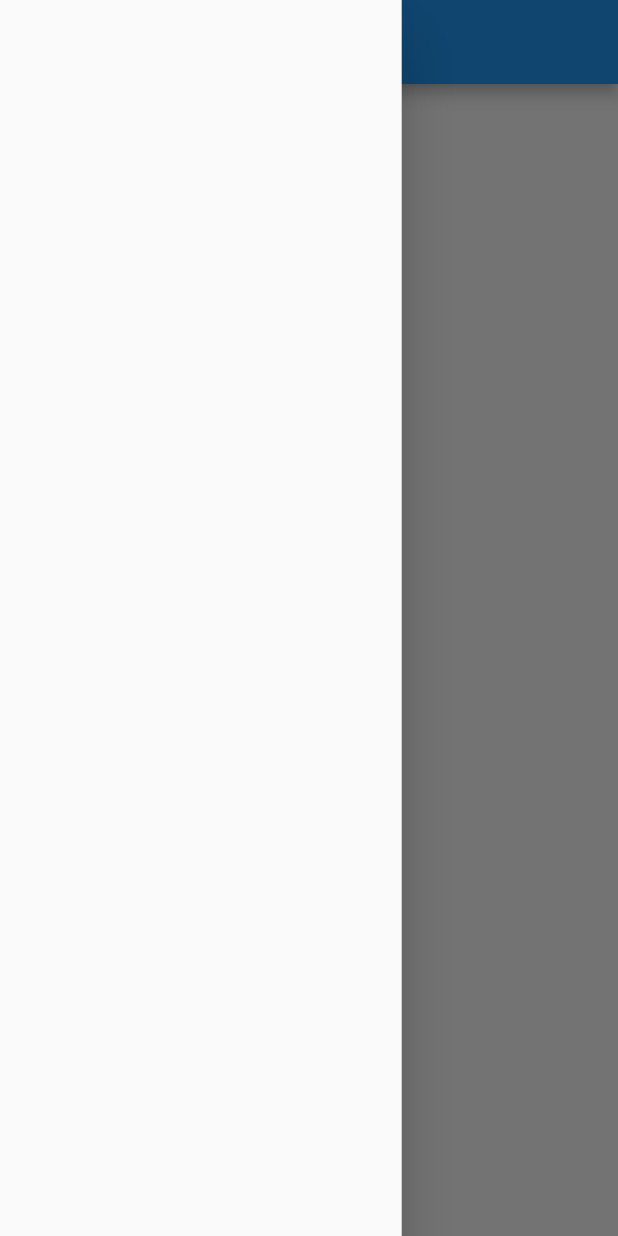
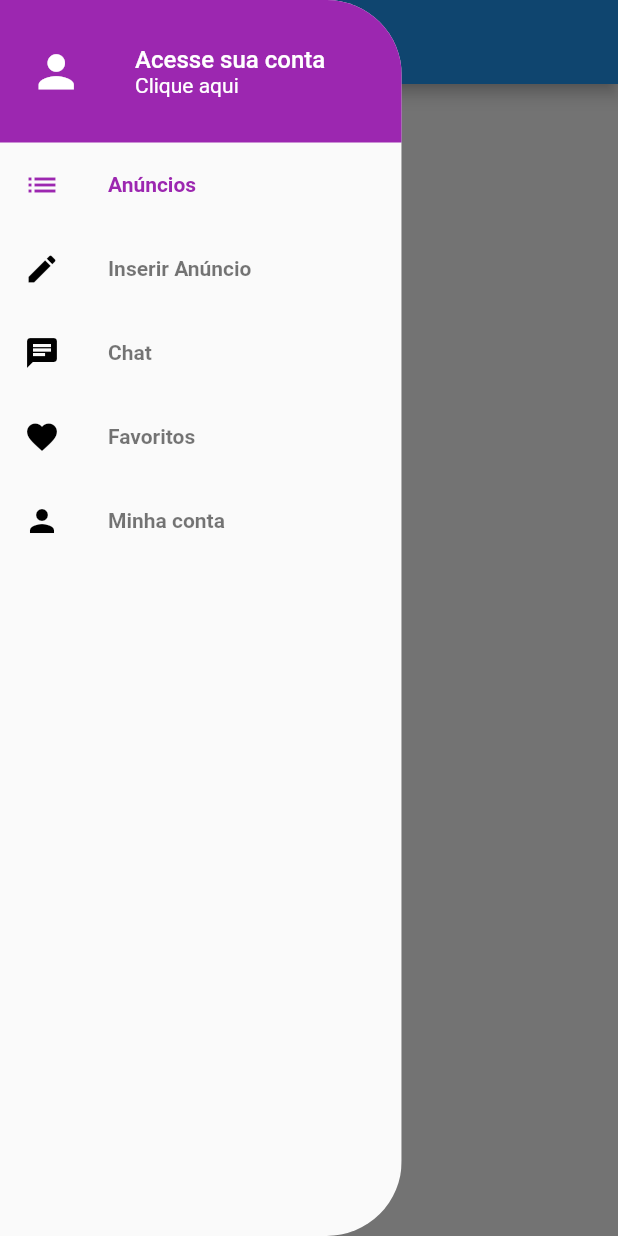
Before and after one commit to brenomacedo/flutter_ccheap, a Flutter app: the screen it shows after launch, with the side drawer open, on a phone screen of 412 x 824 dp. Run offline on Flutter 3.47's test engine with Material 2 defaults, Android fonts, the phone set to English and light mode, and no system bars; our stand-ins replace parse_server_sdk_flutter.

Commit message:
custom_drawer

```diff
--- a/lib/components/custom_drawer.dart
+++ /dev/null
@@ -1,13 +0,0 @@
-import 'package:flutter/material.dart';
-
-class CustomDrawer extends StatelessWidget {
-  @override
-  Widget build(BuildContext context) {
-    return SizedBox(
-      width: MediaQuery.of(context).size.width * 0.65,
-      child: Drawer(
-
-      )
-    );
-  }
-}
--- /dev/null
+++ b/lib/components/custom_drawer/custom_drawer.dart
@@ -0,0 +1,23 @@
+import 'package:flutter/material.dart';
+import 'package:xlo_mobx/components/custom_drawer/custom_drawer_header.dart';
+import 'package:xlo_mobx/components/custom_drawer/page_section.dart';
+
+class CustomDrawer extends StatelessWidget {
+  @override
+  Widget build(BuildContext context) {
+    return ClipRRect(
+      borderRadius: BorderRadius.horizontal(right: Radius.circular(50)),
+      child: SizedBox(
+        width: MediaQuery.of(context).size.width * 0.65,
+        child: Drawer(
+          child: ListView(
+            children: [
+              CustomDrawerHeader(),
+              PageSection()
+            ],
+          ),
+        )
+      ),
+    );
+  }
+}
--- /dev/null
+++ b/lib/components/custom_drawer/custom_drawer_header.dart
@@ -0,0 +1,30 @@
+import 'package:flutter/material.dart';
+
+class CustomDrawerHeader extends StatelessWidget {
+  @override
+  Widget build(BuildContext context) {
+    return Container(
+      height: 95,
+      child: Row(
+        children: [
+          Icon(Icons.person, color: Colors.white, size: 35),
+          SizedBox(width: 35),
+          Expanded(
+            child: Column(
+              crossAxisAlignment: CrossAxisAlignment.start,
+              mainAxisAlignment: MainAxisAlignment.center,
+              children: [
+                Text('Acesse sua conta', style: TextStyle(color: Colors.white,
+                  fontSize: 16, fontWeight: FontWeight.w500)),
+                Text('Clique aqui', style: TextStyle(color: Colors.white,
+                  fontSize: 14, fontWeight: FontWeight.w400))
+              ],
+            )
+          )
+        ],
+      ),
+      color: Colors.purple,
+      padding: EdgeInsets.symmetric(horizontal: 20),
+    );
+  }
+}
--- /dev/null
+++ b/lib/components/custom_drawer/page_section.dart
@@ -0,0 +1,17 @@
+import 'package:flutter/material.dart';
+import 'package:xlo_mobx/components/custom_drawer/page_tile.dart';
+
+class PageSection extends StatelessWidget {
+  @override
+  Widget build(BuildContext context) {
+    return Column(
+      children: [
+        PageTile(label: 'Anúncios', icon: Icons.list, onTap: () {}, highlighted: true),
+        PageTile(label: 'Inserir Anúncio', icon: Icons.edit, onTap: () {}, highlighted: false),
+        PageTile(label: 'Chat', icon: Icons.chat, onTap: () {}, highlighted: false),
+        PageTile(label: 'Favoritos', icon: Icons.favorite, onTap: () {}, highlighted: false),
+        PageTile(label: 'Minha conta', icon: Icons.person, onTap: () {}, highlighted: false)
+      ],
+    );
+  }
+}
--- /dev/null
+++ b/lib/components/custom_drawer/page_tile.dart
@@ -0,0 +1,21 @@
+import 'package:flutter/material.dart';
+
+class PageTile extends StatelessWidget {
+
+  final String label;
+  final IconData icon;
+  final Function onTap;
+  final bool highlighted;
+
+  PageTile({ this.label, this.icon, this.onTap, this.highlighted });
+
+  @override
+  Widget build(BuildContext context) {
+    return ListTile(
+      title: Text(label, style: TextStyle(color: highlighted ? Colors.purple : Colors.black54,
+        fontWeight: FontWeight.w700)),
+      leading: Icon(icon, color: highlighted ? Colors.purple : Colors.black),
+      onTap: onTap,
+    );
+  }
+}
--- a/lib/screens/home/home_screen.dart
+++ b/lib/screens/home/home_screen.dart
@@ -1,5 +1,5 @@
 import 'package:flutter/material.dart';
-import 'package:xlo_mobx/components/custom_drawer.dart';
+import 'package:xlo_mobx/components/custom_drawer/custom_drawer.dart';
 
 class HomeScreen extends StatelessWidget {
   @override
```
